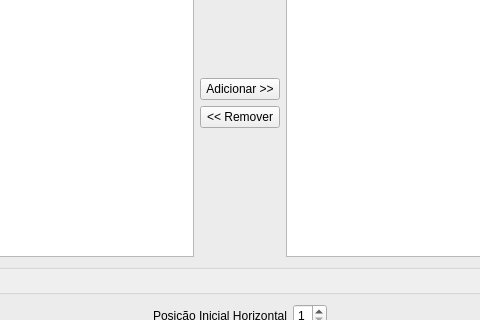
First picture: the form in src/ui/Main.ui, repository jhelison/impressao-etiquetas, before the edit; both pictures show x 226 to 706 and y 109 to 429 of the 932 by 723 pixel window.
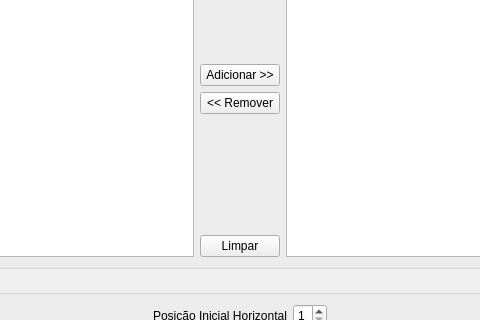
Second picture: the form after the edit.

Diff of the .ui file:
```diff
--- a/src/ui/Main.ui
+++ b/src/ui/Main.ui
@@ -80,6 +80,13 @@
            </property>
           </spacer>
          </item>
+         <item>
+          <widget class="QPushButton" name="pbLimpar">
+           <property name="text">
+            <string>Limpar</string>
+           </property>
+          </widget>
+         </item>
         </layout>
        </item>
        <item>
```
Left out of the diff: 2 changed lines with no effect on the pictures.
